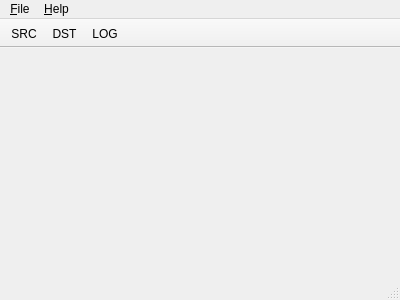
Above: mainwindow.ui from mamenyaka/syslog-ng-config-qt before the change. Below: the same form after it.
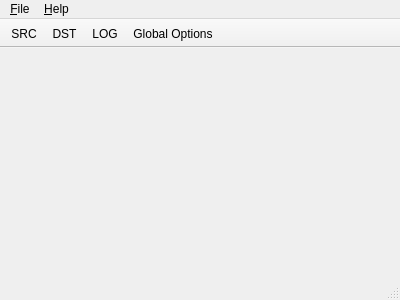
That is the form after the change. Icons and pictures are not drawn.

Commit message: implement global options, bugfixes

The edit to the form file:
```diff
--- a/mainwindow.ui
+++ b/mainwindow.ui
@@ -42,6 +42,7 @@
    <addaction name="actionSource"/>
    <addaction name="actionDestination"/>
    <addaction name="actionLog"/>
+   <addaction name="actionGlobalOptions"/>
   </widget>
   <action name="actionNew">
    <property name="icon">
@@ -129,6 +130,14 @@
     <string>New log</string>
    </property>
   </action>
+  <action name="actionGlobalOptions">
+    <property name="text">
+      <string>Global Options</string>
+    </property>
+    <property name="toolTip">
+      <string>Configure global options</string>
+    </property>
+  </action>
  </widget>
  <resources/>
 </ui>
```
The commit also changes 6 other files.
